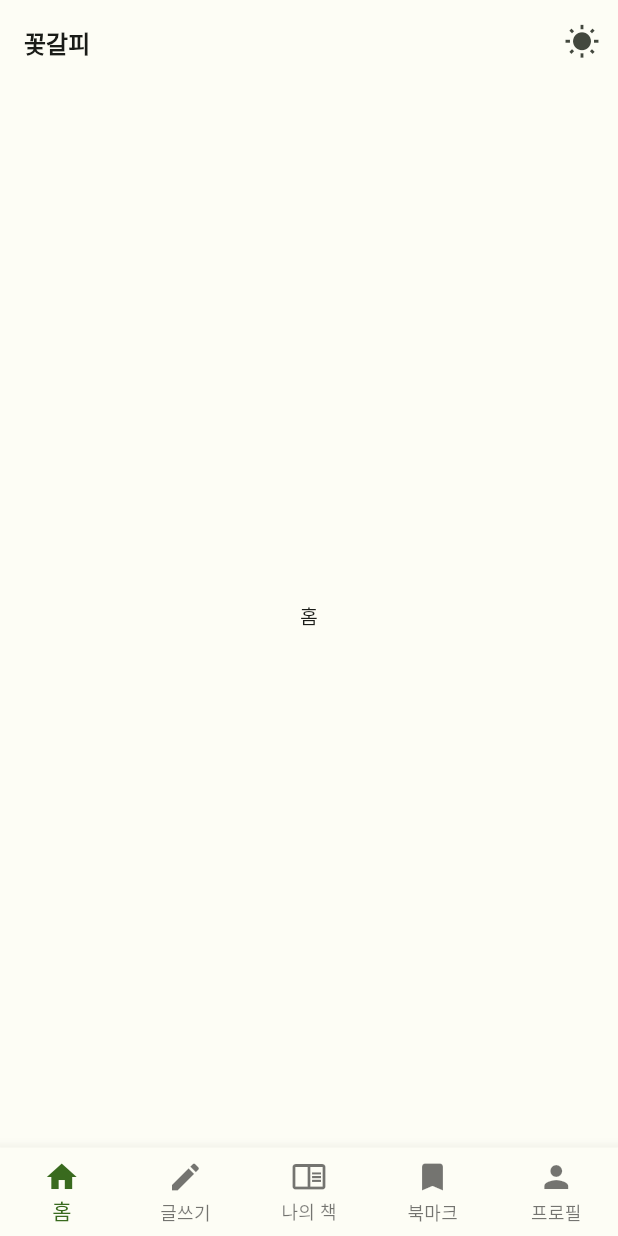
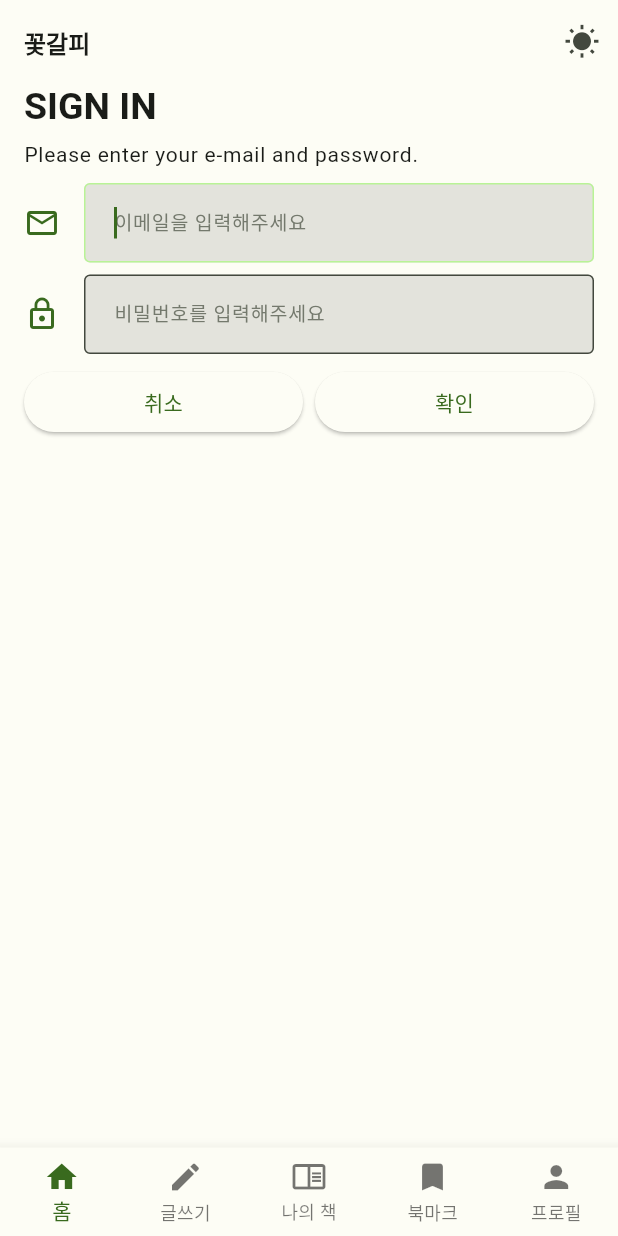
Before and after one commit to ejayjeon/kkotgalpi, a Flutter app: the screen it shows after launch, on a phone screen of 412 x 824 dp. Run offline on Flutter 3.47's test engine with Material 2 defaults, Android fonts, the phone set to English and light mode, and no system bars; our stand-ins replace flutter_riverpod, shared_preferences; Roboto replaces fonts that are missing (Pretendard).

Commit message:
text-form-field 작업

```diff
--- /dev/null
+++ b/app/lib/common/components/custom_input.dart
@@ -0,0 +1,43 @@
+import 'package:app/common/themes/color_schemes.g.dart';
+import 'package:app/common/themes/custom_theme.dart';
+import 'package:flutter/material.dart';
+
+class CustomInput extends StatelessWidget {
+  final String? hintText;
+  final String? errorText;
+  final bool isPassword;
+  final bool autoFocus;
+  final ValueChanged<String>? onChanged;
+  final IconData? prefixIcon;
+
+  const CustomInput({
+    super.key,
+    this.hintText,
+    this.errorText,
+    this.isPassword = false,
+    this.autoFocus = false,
+    required this.onChanged,
+    this.prefixIcon,
+  });
+
+  @override
+  Widget build(BuildContext context) {
+    final baseBorder = OutlineInputBorder(
+      borderSide: BorderSide(
+        color: lightColorScheme.primary,
+        width: 1.0,
+      ),
+    );
+    return TextFormField(
+        cursorColor: lightColorScheme.primary,
+        obscureText: isPassword,
+        autofocus: autoFocus,
+        onChanged: onChanged,
+        decoration: lightInput.copyWith(
+          icon: Icon(prefixIcon),
+          hintText: hintText,
+          errorText: errorText,
+          filled: true,
+        ));
+  }
+}
--- /dev/null
+++ b/app/lib/common/components/custom_padding.dart
@@ -0,0 +1,21 @@
+import 'package:flutter/material.dart';
+import 'package:flutter/src/widgets/container.dart';
+import 'package:flutter/src/widgets/framework.dart';
+
+class CustomPadding extends StatelessWidget {
+  final double width;
+  final double height;
+  const CustomPadding({
+    super.key,
+    this.width = 0,
+    this.height = 0,
+  });
+
+  @override
+  Widget build(BuildContext context) {
+    return SizedBox(
+      width: width,
+      height: height,
+    );
+  }
+}
--- a/app/lib/common/themes/custom_theme.dart
+++ b/app/lib/common/themes/custom_theme.dart
@@ -111,3 +111,59 @@ var darkTextTheme = const TextTheme(
     fontWeight: FontWeight.w700,
   ),
 );
+
+var lightInput = InputDecoration(
+  focusColor: lightColorScheme.secondary,
+  isCollapsed: true,
+  iconColor: lightColorScheme.primary,
+  prefixIconColor: lightColorScheme.primary,
+  suffixIconColor: lightColorScheme.primary,
+  contentPadding: const EdgeInsets.all(16.0),
+  errorMaxLines: 1,
+  hintStyle: TextStyle(
+    color: LIGHT_OUTLINE,
+    fontSize: 13.0,
+  ),
+  errorStyle: TextStyle(
+    color: lightColorScheme.error,
+    fontSize: 12.0,
+  ),
+  fillColor: DARK_TEXT,
+  border: OutlineInputBorder(
+    borderSide: BorderSide(
+      color: lightColorScheme.primary,
+      width: 1.0,
+    ),
+  ),
+  focusedBorder: OutlineInputBorder(
+    borderSide: BorderSide(
+      color: lightColorScheme.primaryContainer,
+      width: 1.0,
+    ),
+  ),
+);
+var darkInput = lightInput.copyWith(
+  focusColor: darkColorScheme.secondary,
+  iconColor: darkColorScheme.primary,
+  prefixIconColor: darkColorScheme.primary,
+  suffixIconColor: darkColorScheme.primary,
+  fillColor: LIGHT_TEXT,
+  hintStyle: lightInput.hintStyle!.copyWith(
+    color: DARK_OUTLINE,
+  ),
+  errorStyle: lightInput.errorStyle!.copyWith(
+    color: darkColorScheme.primary,
+  ),
+  border: OutlineInputBorder(
+    borderSide: BorderSide(
+      color: darkColorScheme.primary,
+      width: 1.0,
+    ),
+  ),
+  focusedBorder: OutlineInputBorder(
+    borderSide: BorderSide(
+      color: darkColorScheme.primaryContainer,
+      width: 1.0,
+    ),
+  ),
+);
--- a/app/lib/common/view/home_screen.dart
+++ b/app/lib/common/view/home_screen.dart
@@ -1,5 +1,6 @@
 import 'package:app/common/layout/main_layout.dart';
 import 'package:app/common/themes/custom_theme.dart';
+import 'package:app/user/view/login_screen.dart';
 import 'package:flutter/material.dart';
 import 'package:flutter/src/widgets/container.dart';
 import 'package:flutter/src/widgets/framework.dart';
@@ -43,14 +44,15 @@ class _HomeScreenState extends State<HomeScreen>
       body: TabBarView(
         controller: _controller,
         children: [
-          Container(
-            child: Center(
-              child: Text(
-                '홈',
-                style: lightTextStyle,
-              ),
-            ),
-          ),
+          // Container(
+          //   child: Center(
+          //     child: Text(
+          //       '홈',
+          //       style: lightTextStyle,
+          //     ),
+          //   ),
+          // ),
+          LoginScreen(),
           Container(
             child: Center(
               child: Text(
--- /dev/null
+++ b/app/lib/user/view/login_screen.dart
@@ -0,0 +1,120 @@
+import 'package:app/common/components/custom_input.dart';
+import 'package:app/common/components/custom_padding.dart';
+import 'package:app/common/layout/main_layout.dart';
+import 'package:flutter/cupertino.dart';
+import 'package:flutter/material.dart';
+import 'package:flutter/src/widgets/container.dart';
+import 'package:flutter/src/widgets/framework.dart';
+
+class LoginScreen extends StatelessWidget {
+  const LoginScreen({super.key});
+
+  @override
+  Widget build(BuildContext context) {
+    String email = '';
+    String password = '';
+
+    return MainLayout(
+      body: SingleChildScrollView(
+        physics: const ClampingScrollPhysics(),
+        keyboardDismissBehavior: ScrollViewKeyboardDismissBehavior.onDrag,
+        child: SafeArea(
+          top: true,
+          bottom: false,
+          child: Padding(
+            padding: const EdgeInsets.symmetric(
+              horizontal: 16.0,
+            ),
+            child: Column(
+              crossAxisAlignment: CrossAxisAlignment.stretch,
+              children: [
+                _Title(
+                  title: 'SIGN IN',
+                  style: Theme.of(context).textTheme.headline2,
+                ),
+                const CustomPadding(
+                  height: 8.0,
+                ),
+                _Title(
+                  title: 'Please enter your e-mail and password.',
+                  style: Theme.of(context).textTheme.bodyText1,
+                ),
+                const CustomPadding(
+                  height: 8.0,
+                ),
+                CustomInput(
+                  hintText: '이메일을 입력해주세요',
+                  isPassword: false,
+                  autoFocus: true,
+                  prefixIcon: Icons.mail_outline,
+                  onChanged: (String value) {
+                    email = value;
+                    print(value);
+                  },
+                  // errorText: '이메일을 다시 한 번 확인해 주세요',
+                ),
+                const CustomPadding(
+                  height: 8.0,
+                ),
+                CustomInput(
+                  hintText: '비밀번호를 입력해주세요',
+                  isPassword: true,
+                  autoFocus: true,
+                  prefixIcon: Icons.lock_outline,
+                  onChanged: (String value) {
+                    password = value;
+                    print(value);
+                  },
+                  // errorText: '비밀번호를 다시 한 번 확인해 주세요',
+                ),
+                const CustomPadding(
+                  height: 8.0,
+                ),
+                SizedBox(
+                  width: MediaQuery.of(context).size.width,
+                  child: Row(
+                    children: [
+                      Expanded(
+                        child: ElevatedButton(
+                          onPressed: () {},
+                          child: const Text('취소'),
+                        ),
+                      ),
+                      const CustomPadding(
+                        width: 8.0,
+                      ),
+                      Expanded(
+                        child: ElevatedButton(
+                          onPressed: () {},
+                          child: const Text('확인'),
+                        ),
+                      ),
+                    ],
+                  ),
+                ),
+              ],
+            ),
+          ),
+        ),
+      ),
+    );
+  }
+}
+
+class _Title extends StatelessWidget {
+  final String title;
+  final TextStyle? style;
+  const _Title({
+    super.key,
+    required this.title,
+    this.style,
+  });
+
+  @override
+  Widget build(BuildContext context) {
+    return Text(
+      title,
+      style: style,
+    );
+  }
+}
```
Also changed, not shown: app/lib/user/api/kakao_login.dart (added), 3 other files.
